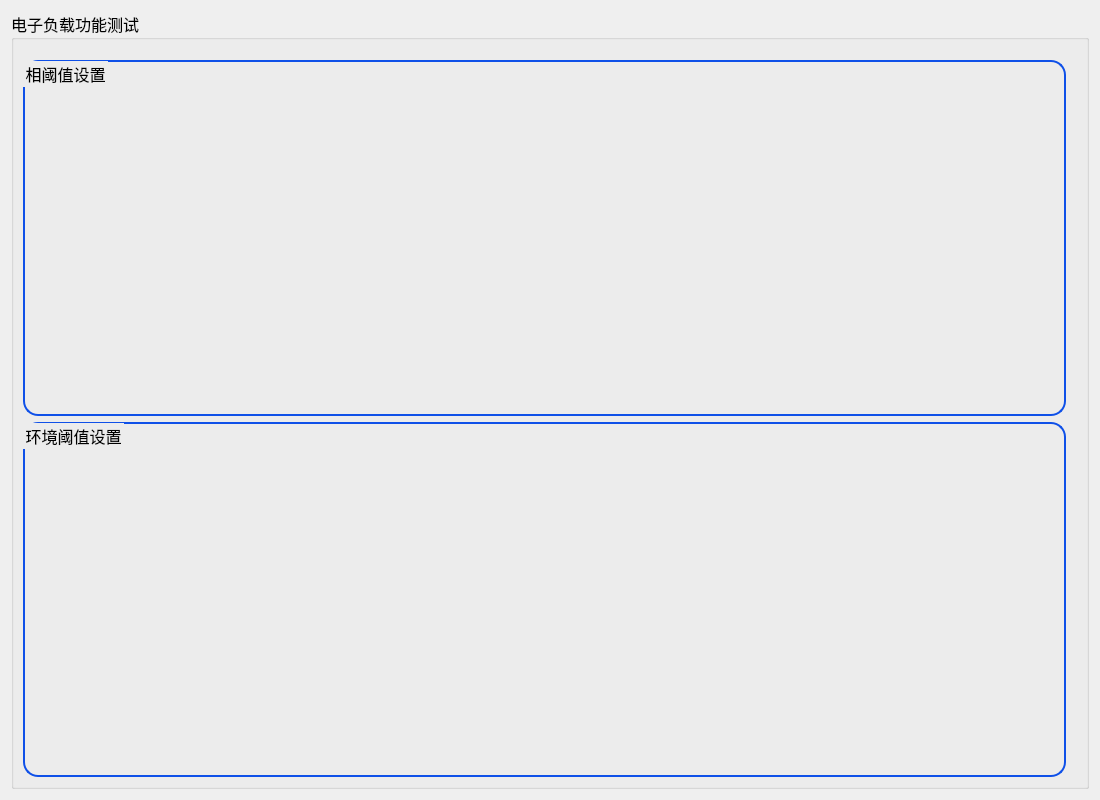
This is IDC_TestSystem/eload/eload_input/in_set/in_setmainwid.ui in ChinaClever/IDC_TestSystem as Qt 5 draws it before an edit. The edited form follows.
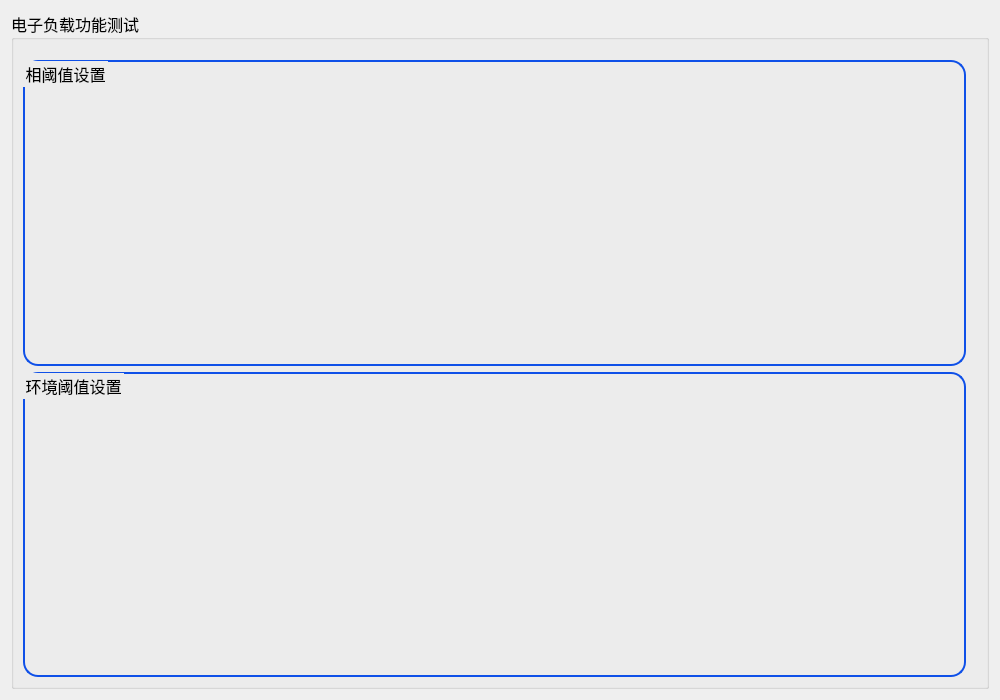
This is the edited form.

Diff of the .ui file:
```diff
--- a/IDC_TestSystem/eload/eload_input/in_set/in_setmainwid.ui
+++ b/IDC_TestSystem/eload/eload_input/in_set/in_setmainwid.ui
@@ -6,8 +6,8 @@
    <rect>
     <x>0</x>
     <y>0</y>
-    <width>1100</width>
-    <height>800</height>
+    <width>1000</width>
+    <height>700</height>
    </rect>
   </property>
   <property name="font">
```
